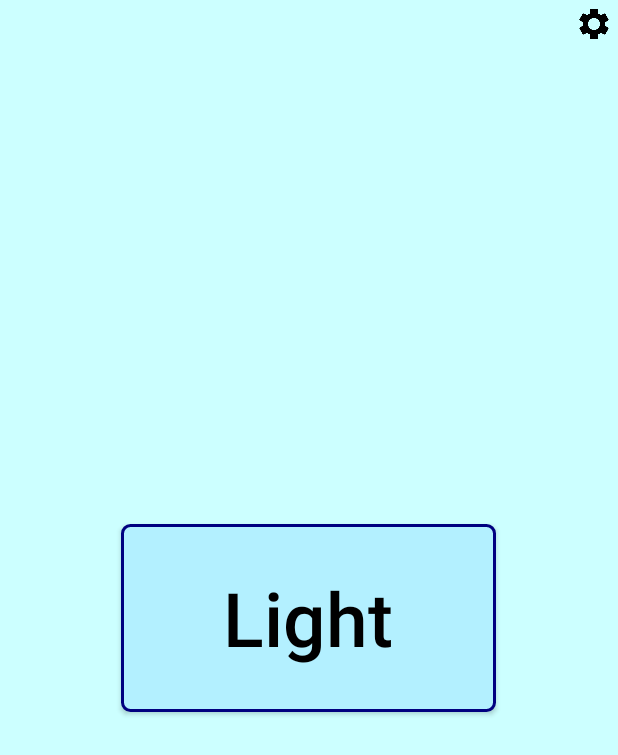
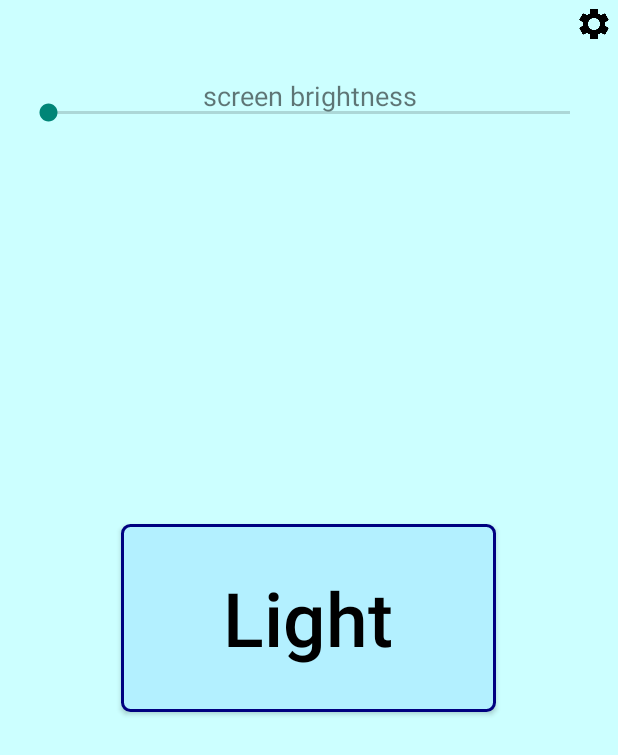
Before and after one commit to JoshuaHalt/LightMyWay, an Android app: the screen it shows after launch (MainActivity), on a phone screen of 412 x 824 dp. Shown: the top 755 px of the screen. Run offline under Robolectric (Android 15) with nearby library versions, the phone set to English and light mode, and no system bars.

Commit message:
- Added a SeekBar to allow changing screen brightness within the app

```diff
--- a/app/src/main/java/com/example/joshua/lightmyway/MainActivity.java
+++ b/app/src/main/java/com/example/joshua/lightmyway/MainActivity.java
@@ -4,8 +4,11 @@ import android.app.Activity;
 import android.content.Intent;
 import android.hardware.Camera;
 import android.os.Bundle;
+import android.provider.Settings;
 import android.view.View;
+import android.view.WindowManager;
 import android.widget.Button;
+import android.widget.SeekBar;
 import android.widget.TextView;
 import android.widget.Toast;
 
@@ -18,6 +21,9 @@ public class MainActivity extends Activity {
     private Button btnSettings;
     private Button btnToggle;
     private TextView tvBatteryMessage;
+    private SeekBar sbBrightness;
+
+    private final Float SCREEN_BRIGHTNESS_MULTIPLIER = .392156862745098039215F;
 
     @Override
     protected void onCreate(Bundle savedInstanceState) {
@@ -28,9 +34,20 @@ public class MainActivity extends Activity {
         btnSettings = (Button) findViewById(R.id.btnSettings);
         btnToggle = (Button) findViewById(R.id.btnToggle);
         tvBatteryMessage = (TextView) findViewById(R.id.tvBatteryMessage);
+        sbBrightness = (SeekBar) findViewById(R.id.sbBrightness);
 
-        btnSettings.setOnClickListener(settings);
+        try {
+            Integer screenBrightness = Settings.System.getInt(getApplicationContext().getContentResolver(),
+                    Settings.System.SCREEN_BRIGHTNESS);
+
+            sbBrightness.setProgress((int) (screenBrightness * SCREEN_BRIGHTNESS_MULTIPLIER));
+        } catch (Exception e) {
+            e.printStackTrace();
+        }
+
+        btnSettings.setOnClickListener(settingsClick);
         btnToggle.setOnClickListener(toggleLight);
+        sbBrightness.setOnSeekBarChangeListener(sbChanged);
     }
 
     private void getCamera() {
@@ -65,10 +82,27 @@ public class MainActivity extends Activity {
         }
     };
 
-    View.OnClickListener settings = new View.OnClickListener() {
+    View.OnClickListener settingsClick = new View.OnClickListener() {
         @Override
         public void onClick(View v) {
             startActivity(new Intent(getApplicationContext(), SettingsActivity.class));
+        }
+    };
+
+    SeekBar.OnSeekBarChangeListener sbChanged = new SeekBar.OnSeekBarChangeListener() {
+        @Override
+        public void onProgressChanged(SeekBar seekBar, int progress, boolean fromUser) {
+            WindowManager.LayoutParams layout = getWindow().getAttributes();
+            layout.screenBrightness = (float) progress / 100;
+            getWindow().setAttributes(layout);
+        }
+
+        @Override
+        public void onStartTrackingTouch(SeekBar seekBar) {
+        }
+
+        @Override
+        public void onStopTrackingTouch(SeekBar seekBar) {
         }
     };
 
--- a/app/src/main/res/layout/activity_light_my_way.xml
+++ b/app/src/main/res/layout/activity_light_my_way.xml
@@ -5,6 +5,23 @@
     android:animateLayoutChanges="true"
     android:background="@color/background"
     tools:context=".LightMyWay">
+
+    <TextView
+        android:layout_width="match_parent"
+        android:layout_height="wrap_content"
+        android:layout_margin="@dimen/padding_large"
+        android:gravity="center"
+        android:paddingTop="35dp"
+        android:text="screen brightness"
+        android:textSize="18sp" />
+
+    <SeekBar
+        android:id="@+id/sbBrightness"
+        android:layout_width="match_parent"
+        android:layout_height="wrap_content"
+        android:layout_margin="@dimen/padding_large"
+        android:max="100"
+        android:paddingTop="50dp" />
 
     <Button
         android:id="@+id/btnSettings"
```
